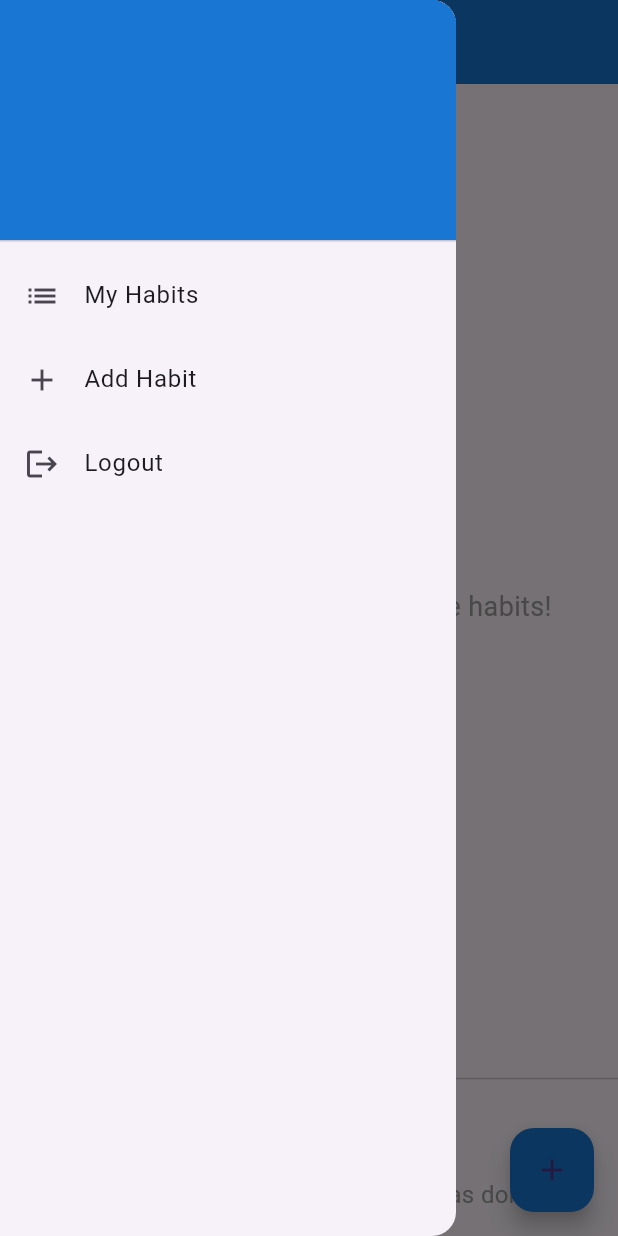
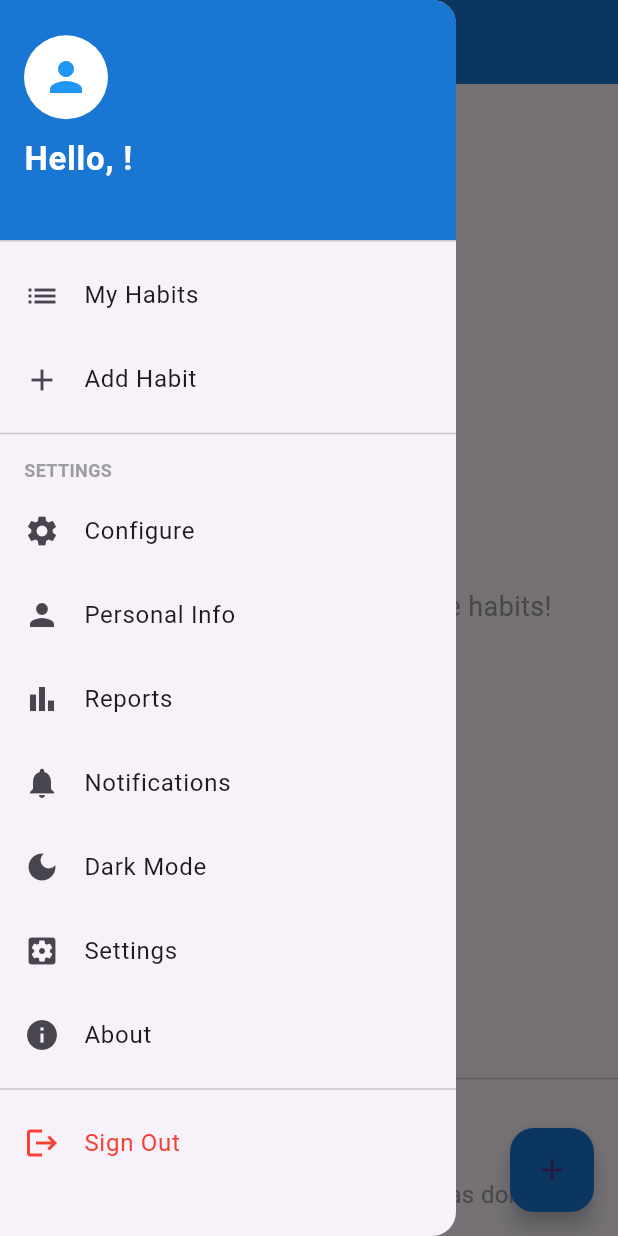
Before and after one commit to jassimhameed3-gif/habit_tracker, a Flutter app: the HabitTrackerScreen screen opened directly with empty values, with the side drawer open, on a phone screen of 412 x 824 dp. Run offline on Flutter 3.47's test engine with Material 3 defaults, Android fonts, the phone set to English and light mode, and no system bars; our stand-ins replace fluttertoast, shared_preferences; accounts and stored records are empty.

Commit message:
Implement drawer menu

```diff
--- a/lib/habit_tracker_screen.dart
+++ b/lib/habit_tracker_screen.dart
@@ -43,6 +43,24 @@ class _HabitTrackerScreenState extends State<HabitTrackerScreen> {
     await prefs.setString('completedHabitsMap', jsonEncode(completedHabitsMap));
   }
 
+  Future<void> _logout() async {
+    SharedPreferences prefs = await SharedPreferences.getInstance();
+    await prefs.clear();
+    if (!mounted) return;
+    Navigator.pushReplacement(
+      context,
+      MaterialPageRoute(
+        builder: (context) => const LoginScreen(),
+      ),
+    );
+  }
+
+  void _showMessage(String message) {
+    ScaffoldMessenger.of(context).showSnackBar(
+      SnackBar(content: Text(message)),
+    );
+  }
+
   Color _getColorFromHex(String hexColor) {
     hexColor = hexColor.replaceAll('#', '');
     if (hexColor.length == 6) {
@@ -86,13 +104,32 @@ class _HabitTrackerScreenState extends State<HabitTrackerScreen> {
               decoration: BoxDecoration(
                 color: Colors.blue.shade700,
               ),
-              child: Text(
-                name.isNotEmpty ? name : widget.username,
-                style: const TextStyle(
-                  color: Colors.white,
-                  fontSize: 24,
-                  fontWeight: FontWeight.bold,
-                ),
+              child: Column(
+                crossAxisAlignment: CrossAxisAlignment.start,
+                mainAxisAlignment: MainAxisAlignment.center,
+                children: [
+                  const CircleAvatar(
+                    radius: 28,
+                    backgroundColor: Colors.white,
+                    child: Icon(Icons.person, size: 32, color: Colors.blue),
+                  ),
+                  const SizedBox(height: 10),
+                  Text(
+                    'Hello, ${name.isNotEmpty ? name : widget.username}!',
+                    style: const TextStyle(
+                      color: Colors.white,
+                      fontSize: 22,
+                      fontWeight: FontWeight.bold,
+                    ),
+                  ),
+                  Text(
+                    widget.username,
+                    style: const TextStyle(
+                      color: Colors.white70,
+                      fontSize: 14,
+                    ),
+                  ),
+                ],
               ),
             ),
             ListTile(
@@ -117,16 +154,87 @@ class _HabitTrackerScreenState extends State<HabitTrackerScreen> {
                 });
               },
             ),
+            const Divider(),
+            const Padding(
+              padding: EdgeInsets.only(left: 16, top: 8, bottom: 4),
+              child: Text(
+                'SETTINGS',
+                style: TextStyle(
+                  color: Colors.grey,
+                  fontWeight: FontWeight.bold,
+                  fontSize: 12,
+                ),
+              ),
+            ),
             ListTile(
-              leading: const Icon(Icons.logout),
-              title: const Text('Logout'),
+              leading: const Icon(Icons.settings),
+              title: const Text('Configure'),
               onTap: () {
-                Navigator.pushReplacement(
-                  context,
-                  MaterialPageRoute(
-                    builder: (context) => const LoginScreen(),
-                  ),
-                );
+                Navigator.pop(context);
+                _showMessage('Configure settings');
+              },
+            ),
+            ListTile(
+              leading: const Icon(Icons.person),
+              title: const Text('Personal Info'),
+              onTap: () {
+                Navigator.pop(context);
+                _showMessage('Hello, $name!');
+              },
+            ),
+            ListTile(
+              leading: const Icon(Icons.bar_chart),
+              title: const Text('Reports'),
+              onTap: () {
+                Navigator.pop(context);
+                _showMessage('Reports coming soon');
+              },
+            ),
+            ListTile(
+              leading: const Icon(Icons.notifications),
+              title: const Text('Notifications'),
+              onTap: () {
+                Navigator.pop(context);
+                _showMessage('No new notifications');
+              },
+            ),
+            ListTile(
+              leading: const Icon(Icons.dark_mode),
+              title: const Text('Dark Mode'),
+              onTap: () {
+                Navigator.pop(context);
+                _showMessage('Dark Mode toggled');
+              },
+            ),
+            ListTile(
+              leading: const Icon(Icons.settings_applications),
+              title: const Text('Settings'),
+              onTap: () {
+                Navigator.pop(context);
+                _showMessage('Settings');
+              },
+            ),
+            ListTile(
+              leading: const Icon(Icons.info),
+              title: const Text('About'),
+              onTap: () {
+                Navigator.pop(context);
+                showAboutDialog(
+                    context: context,
+                    applicationName: 'Habit Tracker',
+                    applicationVersion: '1.0.0');
+              },
+            ),
+            const Divider(),
+            ListTile(
+              leading: const Icon(Icons.logout, color: Colors.red),
+              title: const Text(
+                'Sign Out',
+                style: TextStyle(color: Colors.red),
+              ),
+              onTap: () {
+                Navigator.pop(context);
+                _logout();
               },
             ),
           ],
```
